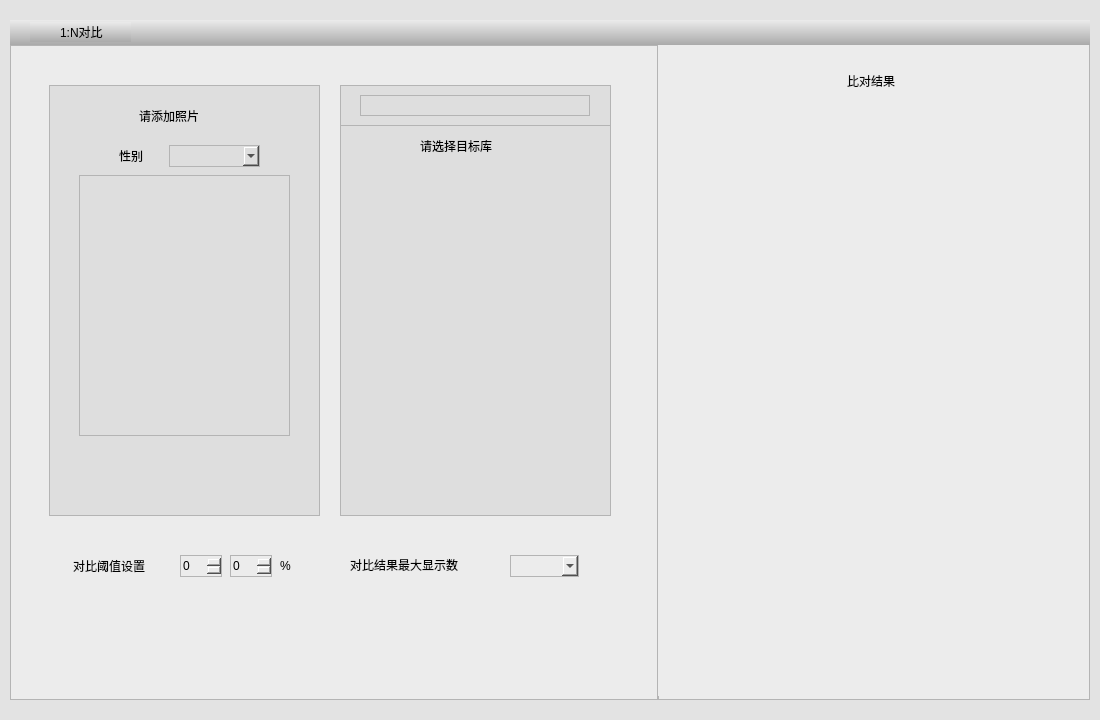
zhangjianscc/ZMClient, file UIModule/faceonetonpane.ui: the form before one commit.
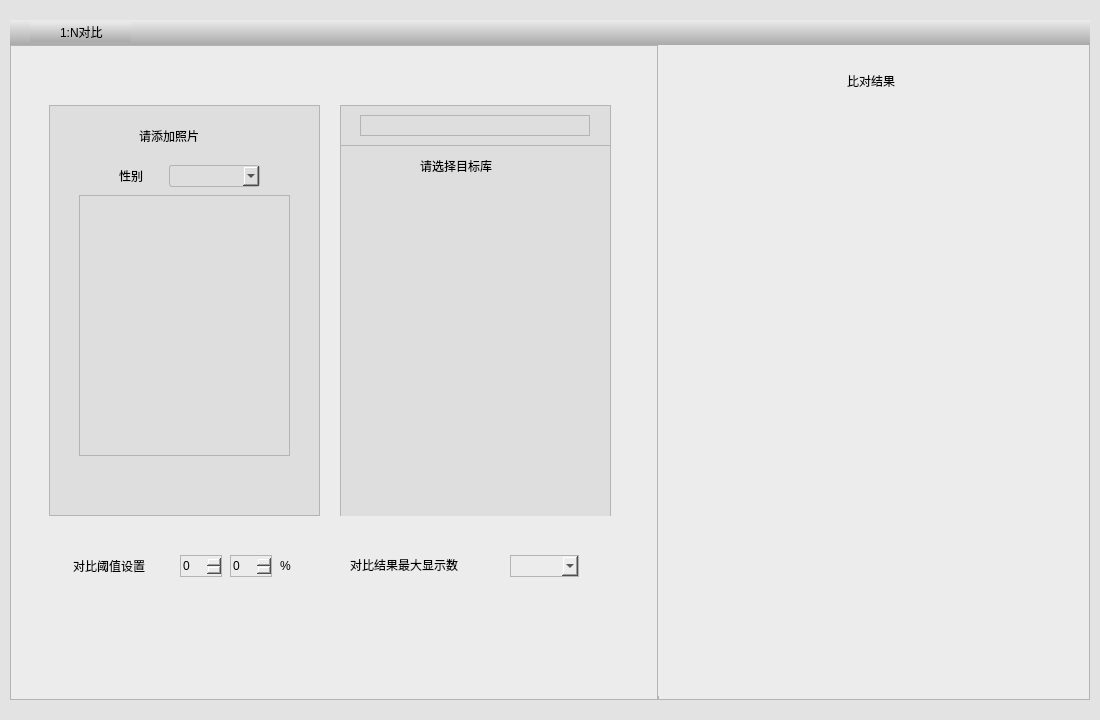
The form after the commit. Icons and pictures are not drawn.

Patch:
```diff
--- a/UIModule/faceonetonpane.ui
+++ b/UIModule/faceonetonpane.ui
@@ -149,9 +149,9 @@
             <property name="geometry">
              <rect>
               <x>39</x>
-              <y>40</y>
+              <y>60</y>
               <width>271</width>
-              <height>431</height>
+              <height>411</height>
              </rect>
             </property>
             <property name="styleSheet">
@@ -200,13 +200,19 @@
                <height>22</height>
               </rect>
              </property>
+             <property name="styleSheet">
+              <string notr="true">border-radius:3px;
+QComboBox::drop-down:border-image: url(:/images/down-01.png);
+
+</string>
+             </property>
             </widget>
             <widget class="QPushButton" name="m_btnSelectImage">
              <property name="geometry">
               <rect>
-               <x>90</x>
+               <x>80</x>
                <y>360</y>
-               <width>91</width>
+               <width>101</width>
                <height>41</height>
               </rect>
              </property>
@@ -239,9 +245,9 @@
             <property name="geometry">
              <rect>
               <x>330</x>
-              <y>40</y>
+              <y>60</y>
               <width>271</width>
-              <height>431</height>
+              <height>411</height>
              </rect>
             </property>
             <property name="styleSheet">
```
